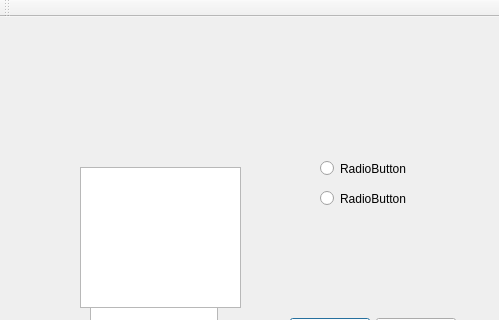
ElwinCabrera/SkyTouch-Install-GUI, file SkyTouchInstall/mainwindow.ui: the form before one commit; both pictures show x 0 to 499 and y 0 to 320 of the 499 by 466 pixel window.
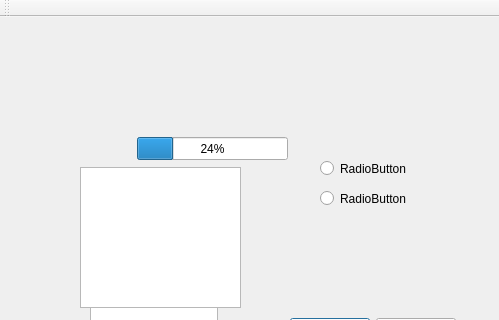
The form after the commit.

Commit message: Finally got the download to work and the progress bar to work,

The edit to the form file:
```diff
--- a/SkyTouchInstall/mainwindow.ui
+++ b/SkyTouchInstall/mainwindow.ui
@@ -107,6 +107,19 @@
      <set>QDialogButtonBox::Cancel|QDialogButtonBox::Ok</set>
     </property>
    </widget>
+   <widget class="QProgressBar" name="progressBar">
+    <property name="geometry">
+     <rect>
+      <x>137</x>
+      <y>120</y>
+      <width>151</width>
+      <height>23</height>
+     </rect>
+    </property>
+    <property name="value">
+     <number>24</number>
+    </property>
+   </widget>
   </widget>
   <widget class="QMenuBar" name="menuBar">
    <property name="geometry">
```
The commit also changes 19 other files.
